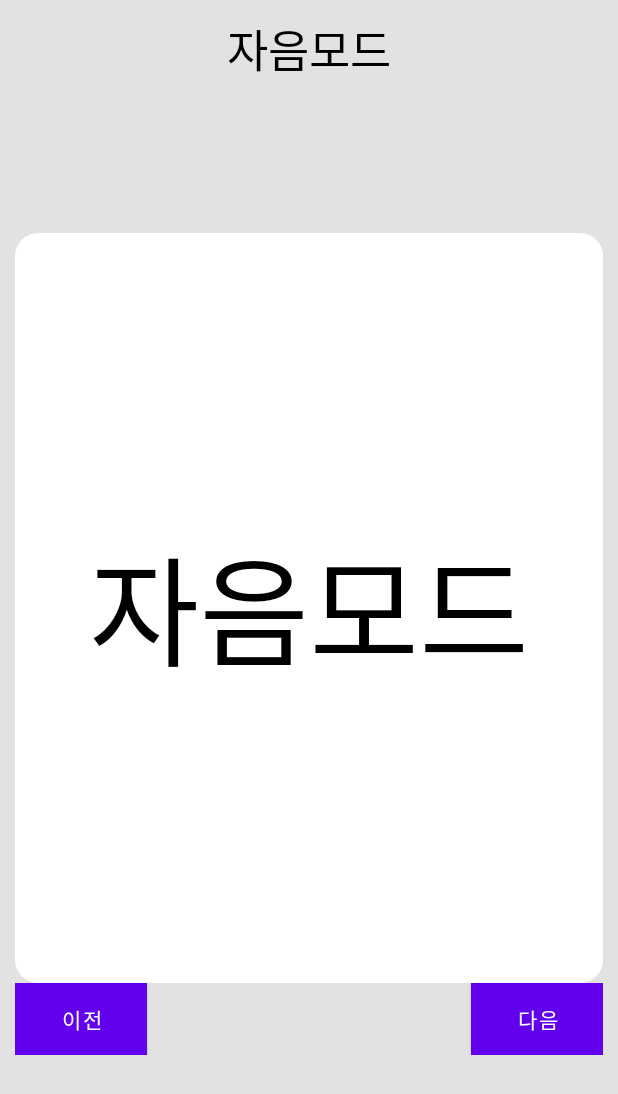
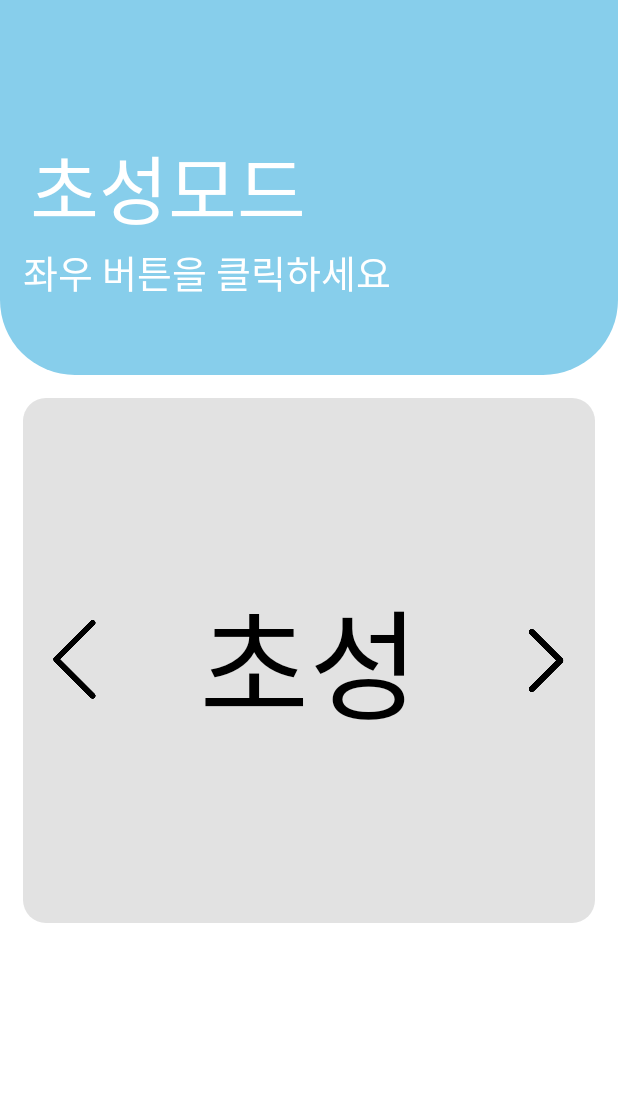
Before and after one commit to sirin0762/capstone, an Android app: the Mode_one screen opened directly, with no data from a screen before it, on a phone screen of 412 x 824 dp. Shown: the top 1094 px of the screen. Run offline under Robolectric (Android 15) with nearby library versions, the phone set to English and light mode, and no system bars; network calls fail; 3 statements that could not run were skipped.

Commit message:
modify_mode_one change layout

```diff
--- a/app/src/main/java/com/example/capstone/MainActivity.java
+++ b/app/src/main/java/com/example/capstone/MainActivity.java
@@ -113,7 +113,7 @@ public class MainActivity extends AppCompatActivity {
             @Override
             public void onClick(View view) {
                 if(mThreadConnectedBluetooth != null) {
-                    mThreadConnectedBluetooth.write(mTvSendData.getText().toString());
+                    mThreadConnectedBluetooth.write("0." + mTvSendData.getText().toString());
                     mTvSendData.setText("");
                 }
             }
--- a/app/src/main/java/com/example/capstone/Mode_one.java
+++ b/app/src/main/java/com/example/capstone/Mode_one.java
@@ -10,6 +10,7 @@ import android.speech.tts.TextToSpeech;
 import android.view.View;
 import android.widget.Button;
 import android.widget.EditText;
+import android.widget.ImageButton;
 import android.widget.TextView;
 import android.widget.Toast;
 
@@ -34,8 +35,8 @@ import com.example.capstone.MainActivity.ConnectedBluetoothThread;
 public class Mode_one extends AppCompatActivity {
 
     private TextToSpeech tts;
-    Button pre_button;
-    Button next_button;
+    ImageButton cho_pre_button;
+    ImageButton cho_next_button;
     TextView main_textview;
     TextView mTvSendData;
 
@@ -45,8 +46,9 @@ public class Mode_one extends AppCompatActivity {
     ConnectedBluetoothThread mThreadConnectedBluetooth;
     BluetoothSocket mBluetoothSocket;
 
-    String jaum = "ㄱㄴㄷㄹㅁㅂㅅㅇㅈㅊㅋㅌㅍㅎ";
-    String moum = "ㅏㅑㅓㅕㅗㅛㅜㅠㅡㅣ";
+    String cho = "ㄱㄲㄴㄷㄸㄹㅁㅂㅃㅅㅆㅇㅈㅉㅊㅋㅌㅍㅎ";
+    String jung = "ㅏㅐㅑㅒㅓㅔㅕㅖㅗㅘㅙㅚㅛㅜㅝㅞㅟㅠㅡㅢㅣ";
+    String jong = "ㄱㄲㄳㄴㄵㄶㄷㄹㄺㄻㄼㄽㄾㄿㅀㅁㅂㅄㅅㅆㅇㅊㅋㅌㅍㅎ";
 
     int index = 0;
     final static UUID BT_UUID = UUID.fromString("00001101-0000-1000-8000-00805F9B34FB");
@@ -59,12 +61,10 @@ public class Mode_one extends AppCompatActivity {
 
         mTvSendData =  (EditText) findViewById(R.id.tvSendData);
 
-        main_textview = findViewById(R.id.main_textview);
-        pre_button = findViewById(R.id.pre_button);
-        next_button = findViewById(R.id.next_button);
+        main_textview = findViewById(R.id.cho_textview);
+        cho_pre_button = findViewById(R.id.cho_pre_button);
+        cho_next_button = findViewById(R.id.cho_next_button);
 
-        System.out.print("2 : ");
-        System.out.println(MyApplication.device);
 
         try {
             mThreadConnectedBluetooth = new ConnectedBluetoothThread(MyApplication.mBluetoothSocket);
@@ -85,31 +85,31 @@ public class Mode_one extends AppCompatActivity {
         });
         tts.setSpeechRate(0.75f);
 
-        pre_button.setOnClickListener(new View.OnClickListener() {
+        cho_pre_button.setOnClickListener(new View.OnClickListener() {
             @Override
             public void onClick(View v) {
                 if(index > 0){
                     index -= 1;
-                    tts.speak(String.valueOf(jaum.charAt(index)), TextToSpeech.QUEUE_FLUSH, null);
-                    main_textview.setText(String.valueOf(jaum.charAt(index)));
-                    main_textview.setTextSize(300);
+                    tts.speak(String.valueOf(cho.charAt(index)), TextToSpeech.QUEUE_FLUSH, null);
+                    main_textview.setText(String.valueOf(cho.charAt(index)));
+                    main_textview.setTextSize(100);
                     if(mThreadConnectedBluetooth != null) {
-                        mThreadConnectedBluetooth.write(String.valueOf(jaum.charAt(index)));
+                        mThreadConnectedBluetooth.write("1." + String.valueOf(cho.charAt(index)));
                     }
                 }
             }
         });
 
-        next_button.setOnClickListener(new View.OnClickListener() {
+        cho_next_button.setOnClickListener(new View.OnClickListener() {
             @Override
             public void onClick(View v) {
-                if(index < jaum.length() - 1){
+                if(index < cho.length() - 1){
                     index += 1;
-                    tts.speak(String.valueOf(jaum.charAt(index)), TextToSpeech.QUEUE_FLUSH, null);
-                    main_textview.setText(String.valueOf(jaum.charAt(index)));
-                    main_textview.setTextSize(300);
+                    tts.speak(String.valueOf(cho.charAt(index)), TextToSpeech.QUEUE_FLUSH, null);
+                    main_textview.setText(String.valueOf(cho.charAt(index)));
+                    main_textview.setTextSize(100);
                     if(mThreadConnectedBluetooth != null) {
-                        mThreadConnectedBluetooth.write(String.valueOf(jaum.charAt(index)));
+                        mThreadConnectedBluetooth.write("1." + String.valueOf(cho.charAt(index)));
                     }
                 }
             }
--- a/app/src/main/res/drawable/background_white.xml
+++ b/app/src/main/res/drawable/background_gray.xml
@@ -2,7 +2,7 @@
 <shape
     xmlns:android="http://schemas.android.com/apk/res/android"
     android:shape="rectangle">
-    <solid android:color="@color/white"/>
+    <solid android:color="@color/backgroud_gray"/>
     <corners android:bottomRightRadius="15dp"
         android:bottomLeftRadius="15dp"
         android:topLeftRadius="15dp"
--- /dev/null
+++ b/app/src/main/res/drawable/background_main_skyblue.xml
@@ -0,0 +1,9 @@
+<?xml version="1.0" encoding="utf-8"?>
+<shape
+    xmlns:android="http://schemas.android.com/apk/res/android"
+    android:shape="rectangle">
+    <solid android:color="#87CEEB"/>
+    <corners android:bottomRightRadius="50dp"
+        android:bottomLeftRadius="50dp"
+    />
+</shape>
--- a/app/src/main/res/layout/activity_mode_one.xml
+++ b/app/src/main/res/layout/activity_mode_one.xml
@@ -4,65 +4,80 @@
     xmlns:tools="http://schemas.android.com/tools"
     android:layout_width="match_parent"
     android:layout_height="match_parent"
-    android:background="@color/backgroud_gray"
-    android:padding="10dp"
+    android:background="@color/white"
     tools:context=".Mode_one">
 
-    <TextView
-        android:id="@+id/header"
-        android:layout_width="wrap_content"
-        android:layout_height="wrap_content"
-        android:textSize="30sp"
-        android:textColor="@color/black"
-        android:layout_centerHorizontal="true"
-        android:text="자음모드"/>
-
     <RelativeLayout
-        android:id="@+id/main"
-        android:layout_below="@+id/header"
+        android:id="@+id/title"
         android:layout_width="match_parent"
-        android:layout_height="500dp"
-        android:layout_marginTop="100dp"
-        android:background="@drawable/background_white">
+        android:layout_height="250dp"
+        android:background="@drawable/background_main_skyblue">
 
         <TextView
-            android:id="@+id/main_textview"
+            android:id="@+id/title_title"
             android:layout_width="wrap_content"
+            android:layout_marginLeft="20dp"
+            android:layout_centerVertical="true"
             android:layout_height="wrap_content"
-            android:text="자음모드"
-            android:textColor="@color/black"
-            android:textSize="80sp"
-            android:layout_centerInParent="true"/>
+            android:textColor="@color/white"
+            android:textSize="50sp"
+            android:text="초성모드"
+            android:fontFamily="@font/nanumpenscript"/>
+        <TextView
+            android:layout_below="@+id/title_title"
+            android:layout_width="wrap_content"
+            android:layout_marginLeft="15dp"
+            android:layout_centerVertical="true"
+            android:layout_height="wrap_content"
+            android:textColor="@color/white"
+            android:textSize="25sp"
+            android:text="좌우 버튼을 클릭하세요"
+            android:fontFamily="@font/nanumpenscript"/>
 
     </RelativeLayout>
 
-    <LinearLayout
-        android:layout_below="@+id/main"
+    <RelativeLayout
+        android:id="@+id/cho"
+        android:layout_below="@+id/title"
         android:layout_width="match_parent"
-        android:layout_height="wrap_content"
-        android:orientation="horizontal">
+        android:layout_height="350dp"
+        android:layout_margin="15dp"
+        android:background="@drawable/background_gray">
 
-        <Button
-            android:id="@+id/pre_button"
+        <ImageButton
+            android:id="@+id/cho_pre_button"
+            android:layout_toLeftOf="@id/cho_textview"
+            android:layout_marginRight="50dp"
+            android:layout_centerInParent="true"
             android:layout_width="wrap_content"
             android:layout_height="wrap_content"
             android:text="이전"
-            android:background="@color/black"/>
+            android:src="@drawable/left_button"
+            android:scaleType="fitCenter"
+            android:background="@color/transparent"/>
 
-        <View
-            android:layout_width="0dp"
-            android:layout_height="0dp"
-            android:layout_weight="1"/>
+        <TextView
+            android:id="@+id/cho_textview"
+            android:layout_width="wrap_content"
+            android:layout_height="wrap_content"
+            android:layout_centerInParent="true"
+            android:text="초성"
+            android:textColor="@color/black"
+            android:textSize="80sp" />
 
-        <Button
-            android:id="@+id/next_button"
-            android:layout_gravity=""
+        <ImageButton
+            android:id="@+id/cho_next_button"
+            android:layout_toRightOf="@id/cho_textview"
+            android:layout_marginLeft="50dp"
+            android:layout_centerInParent="true"
             android:layout_width="wrap_content"
             android:layout_height="wrap_content"
             android:text="다음"
-            android:background="@color/black"/>
+            android:src="@drawable/right_button"
+            android:scaleType="fitCenter"
+            android:background="@color/transparent"/>
+
+    </RelativeLayout>
 
 
-    </LinearLayout>
-
 </RelativeLayout>
--- a/app/src/main/res/values/colors.xml
+++ b/app/src/main/res/values/colors.xml
@@ -7,5 +7,6 @@
     <color name="teal_700">#FF018786</color>
     <color name="black">#FF000000</color>
     <color name="white">#FFFFFFFF</color>
+    <color name="transparent">#00000000</color>
     <color name="backgroud_gray">#E2E2E2</color>
 </resources>
```
Also changed, not shown: app/src/main/res/drawable/background_green.xml (added, +10 -0 lines), app/src/main/res/drawable/background_main_green.xml (added, +9 -0 lines), app/src/main/res/drawable/background_main_pink.xml (added, +9 -0 lines), app/src/main/res/drawable/background_pink.xml (added, +10 -0 lines), app/src/main/res/drawable/background_skyblue.xml (added, +10 -0 lines), app/src/main/res/layout/activity_main.xml (+19 -18 lines), app/src/main/res/layout/activity_mode_two.xml (added, +53 -0 lines), app/src/main/res/drawable-v24/left_button.png (added), app/src/main/res/drawable-v24/right_button.png (added), 1 other file.
